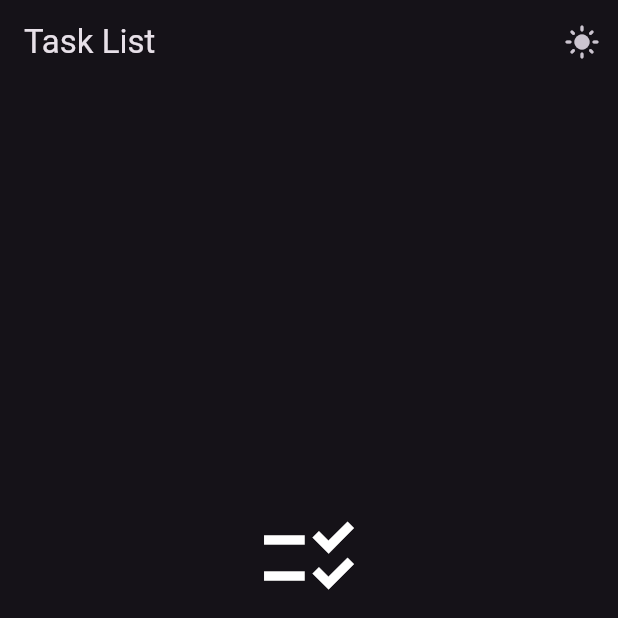
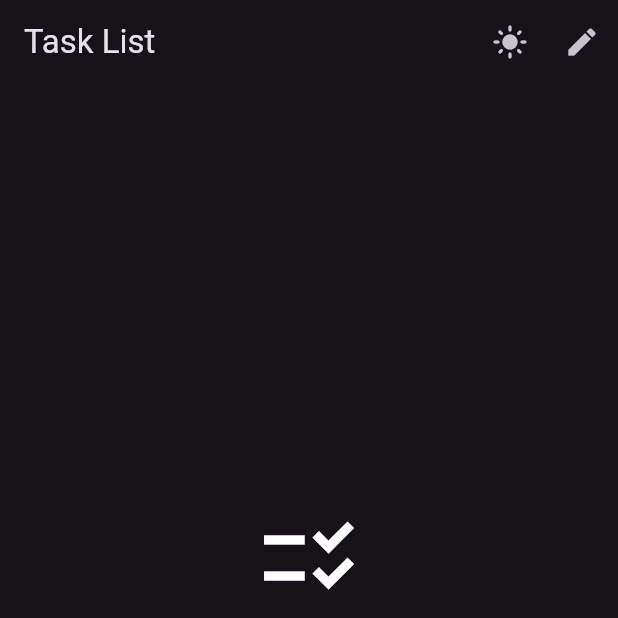
Before and after one commit to AcAshutosh/Todo-App-, a Flutter app: the screen it shows after launch, after a tap on the "dark mode" icon, on a phone screen of 412 x 824 dp, the top half of it. Run offline on Flutter 3.47's test engine with Material 3 defaults, Android fonts, the phone set to English and light mode, and no system bars; our stand-ins replace firebase_core, firebase_messaging, flutter_local_notifications, get, shared_preferences; accounts and stored records are empty.

```diff
--- a/lib/app/screens/list_of_tasks_screen.dart
+++ b/lib/app/screens/list_of_tasks_screen.dart
@@ -30,6 +30,12 @@ class _ListOfTasksScreenState extends State<ListOfTasksScreen> {
               onPressed: themeCtrl.toggleTheme,
             );
           }),
+          IconButton(
+            icon: Icon(Icons.edit),
+            onPressed: () {
+              ctr.getTaskList();
+            },
+          ),
         ],
       ),
       floatingActionButton: FloatingActionButton(
--- a/lib/app/services/services.dart
+++ b/lib/app/services/services.dart
@@ -24,13 +24,13 @@ class Services {
   }
 
   Future<List<TaskModel>> getAllTaskList() async {
-    final SharedPreferences prefs = await SharedPreferences.getInstance();
+    final prefs = await _prefs;
     try {
       final List? tasks = prefs.getStringList(_taskListKey);
       List<TaskModel> newTaskList = <TaskModel>[];
       if (tasks != null && tasks.isNotEmpty) {
         for (var t in tasks) {
-          newTaskList.add(jsonDecode(t));
+          newTaskList.add(TaskModel.fromJson(jsonDecode(t)));
         }
       }
       return newTaskList;
```
